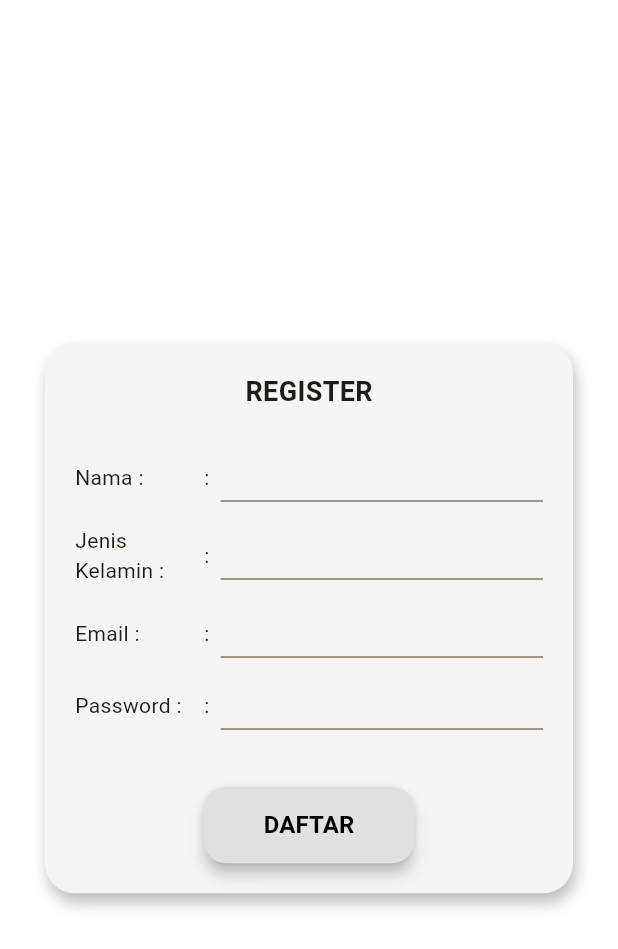
After one commit to Asmaranr/catatan_dartsquad, a Flutter app: the Register screen opened directly, on a phone screen of 412 x 824 dp. The commit adds this screen. Shown: the top 949 px of the screen. Run offline on Flutter 3.47's test engine with Material 3 defaults, Android fonts, the phone set to English and light mode, and no system bars; our stand-ins replace get, get_storage, image_picker; accounts and stored records are empty.

Commit message:
menambah register

```diff
--- a/lib/Login.dart
+++ b/lib/Login.dart
@@ -12,7 +12,7 @@ class _LoginState extends State<Login> {
   final TextEditingController emailController = TextEditingController();
   final TextEditingController passwordController = TextEditingController();
 
-  final box = GetStorage(); // GetStorage instance
+  final box = GetStorage();
   bool _obscurePassword = true;
 
   void _navigateToRegister() {
@@ -33,7 +33,6 @@ class _LoginState extends State<Login> {
     String savedPassword = box.read('password') ?? '';
 
     if (inputEmail == savedEmail && inputPassword == savedPassword) {
-      // Login berhasil
       showDialog(
         context: context,
         builder: (_) => AlertDialog(
@@ -46,27 +45,7 @@ class _LoginState extends State<Login> {
 
                 final box = GetStorage();
                 box.write('sudah_login', true);
-                Navigator.pushNamed(context, '/dashboard'); // atau Get.to(...)
-              },
-              child: const Text('OKE'),
-            ),
-          ],
-        ),
-      );
-    }
-
-    if (inputEmail == savedEmail && inputPassword == savedPassword) {
-      // Login berhasil
-      showDialog(
-        context: context,
-        builder: (_) => AlertDialog(
-          title: const Text('Login Berhasil'),
-          content: const Text('Selamat, Anda berhasil login!'),
-          actions: [
-            TextButton(
-              onPressed: () {
-                Navigator.of(context).pop();
-                // Navigasi ke halaman lain jika perlu
+                Navigator.pushNamed(context, '/dashboard');
               },
               child: const Text('OKE'),
             ),
@@ -202,7 +181,7 @@ class _LoginState extends State<Login> {
                       borderRadius: BorderRadius.circular(15),
                     ),
                   ),
-                  onPressed: _login, // <- FIXED: tombol login memanggil _login
+                  onPressed: _login,
                   child: const Text(
                     'LOGIN',
                     style: TextStyle(
--- /dev/null
+++ b/lib/Register.dart
@@ -0,0 +1,148 @@
+import 'package:flutter/material.dart';
+import 'package:get_storage/get_storage.dart';
+
+class Register extends StatefulWidget {
+  const Register({super.key});
+
+  @override
+  State<Register> createState() => _RegisterState();
+}
+
+class _RegisterState extends State<Register> {
+  final TextEditingController namaController = TextEditingController();
+  final TextEditingController jkController = TextEditingController();
+  final TextEditingController emailController = TextEditingController();
+  final TextEditingController passwordController = TextEditingController();
+
+  final box = GetStorage();
+
+  void _register() {
+    String nama = namaController.text.trim();
+    String jk = jkController.text.trim();
+    String email = emailController.text.trim();
+    String password = passwordController.text;
+
+    if (nama.isNotEmpty &&
+        jk.isNotEmpty &&
+        email.isNotEmpty &&
+        password.isNotEmpty) {
+      // Simpan ke local storage
+      box.write('nama', nama);
+      box.write('jk', jk);
+      box.write('email', email);
+      box.write('password', password);
+
+      showDialog(
+        context: context,
+        builder: (_) => AlertDialog(
+          title: const Text("Registrasi Berhasil"),
+          content:
+              const Text("Silakan login menggunakan email dan password Anda."),
+          actions: [
+            TextButton(
+              onPressed: () {
+                Navigator.of(context).pop(); // tutup dialog
+                Navigator.of(context).pop(); // kembali ke halaman login
+              },
+              child: const Text("OKE"),
+            ),
+          ],
+        ),
+      );
+    } else {
+      ScaffoldMessenger.of(context).showSnackBar(
+        const SnackBar(content: Text('Semua kolom wajib diisi')),
+      );
+    }
+  }
+
+  @override
+  Widget build(BuildContext context) {
+    return Scaffold(
+      backgroundColor: Colors.white,
+      body: Center(
+        child: Container(
+          padding: const EdgeInsets.all(20),
+          margin: const EdgeInsets.symmetric(horizontal: 30),
+          decoration: BoxDecoration(
+            color: Colors.grey.shade100,
+            borderRadius: BorderRadius.circular(20),
+            boxShadow: [
+              BoxShadow(
+                color: Colors.grey.shade400,
+                blurRadius: 8,
+                offset: const Offset(2, 6),
+              ),
+            ],
+          ),
+          child: Column(
+            mainAxisSize: MainAxisSize.min,
+            children: [
+              const Text(
+                'REGISTER',
+                style: TextStyle(
+                  fontWeight: FontWeight.bold,
+                  fontSize: 18,
+                ),
+              ),
+              const SizedBox(height: 20),
+              _buildTextField("Nama :", namaController),
+              _buildTextField("Jenis Kelamin :", jkController),
+              _buildTextField("Email :", emailController),
+              _buildTextField("Password :", passwordController, obscure: true),
+              const SizedBox(height: 30),
+              ElevatedButton(
+                onPressed: _register,
+                style: ElevatedButton.styleFrom(
+                  padding:
+                      const EdgeInsets.symmetric(horizontal: 40, vertical: 14),
+                  backgroundColor: Colors.grey.shade300,
+                  elevation: 4,
+                  shape: RoundedRectangleBorder(
+                    borderRadius: BorderRadius.circular(15),
+                  ),
+                ),
+                child: const Text(
+                  'DAFTAR',
+                  style: TextStyle(
+                    color: Colors.black,
+                    fontWeight: FontWeight.bold,
+                    fontSize: 16,
+                  ),
+                ),
+              ),
+            ],
+          ),
+        ),
+      ),
+    );
+  }
+
+  Widget _buildTextField(String label, TextEditingController controller,
+      {bool obscure = false}) {
+    return Padding(
+      padding: const EdgeInsets.symmetric(vertical: 8),
+      child: Row(
+        children: [
+          Expanded(
+            flex: 2,
+            child: Text(label),
+          ),
+          const Text(':  '),
+          Expanded(
+            flex: 5,
+            child: TextField(
+              controller: controller,
+              obscureText: obscure,
+              decoration: const InputDecoration(
+                isDense: true,
+                contentPadding: EdgeInsets.symmetric(vertical: 4),
+                border: UnderlineInputBorder(),
+              ),
+            ),
+          ),
+        ],
+      ),
+    );
+  }
+}
--- a/lib/main.dart
+++ b/lib/main.dart
@@ -5,6 +5,7 @@ import 'package:flutter/material.dart';
 import 'package:get_storage/get_storage.dart';
 import 'package:get/get.dart';
 import 'package:image_picker/image_picker.dart';
+import 'package:catatan_dartsquad/Login.dart';
 
 void main() async {
   await GetStorage.init();
@@ -25,7 +26,7 @@ class MyApp extends StatelessWidget {
         ),
         useMaterial3: true,
       ),
-      home: Dashboard(),
+      home: Login(),
     );
   }
 }
```
